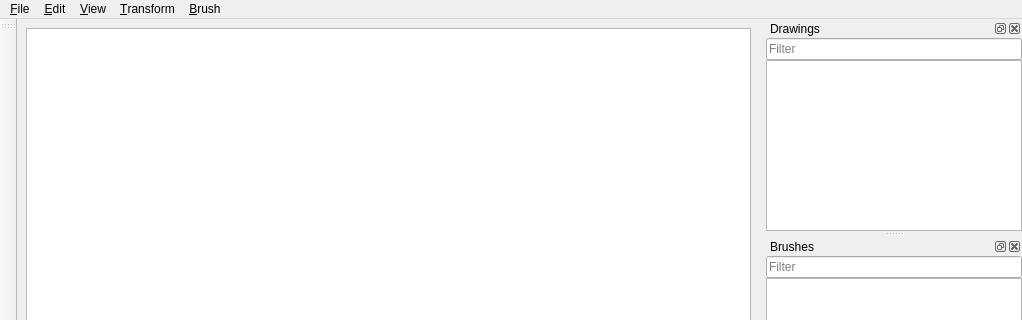
Before: the Qt Designer form ImagingS/Gui/uic/MainWindow.ui in StardustDL/ImagingS, drawn with Qt 5; both pictures show x 0 to 1022 and y 0 to 320 of the 1022 by 690 pixel window.
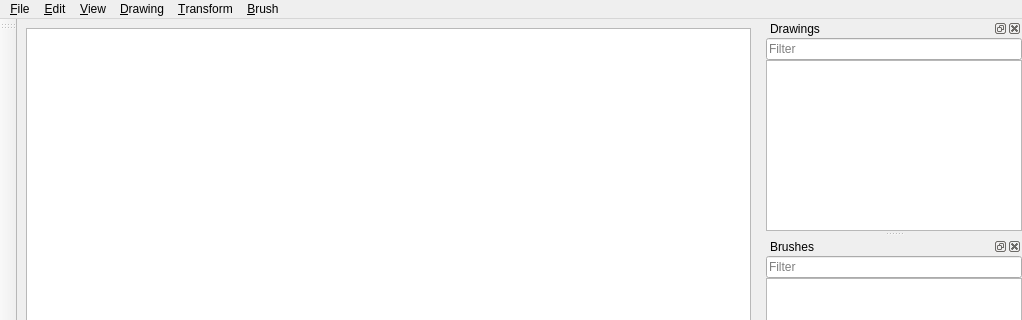
After: the same form once the commit is applied.

Commit message: add exit-code for tools

Patch:
```diff
--- a/ImagingS/Gui/uic/MainWindow.ui
+++ b/ImagingS/Gui/uic/MainWindow.ui
@@ -60,7 +60,7 @@
      <string>&amp;View</string>
     </property>
    </widget>
-   <widget class="QMenu" name="menuDrawing">
+   <widget class="QMenu" name="mnuDrawing">
     <property name="title">
      <string>&amp;Drawing</string>
     </property>
```
Left out of the diff: 2 changed lines with no effect on the pictures. The commit also changes 1 other file.
